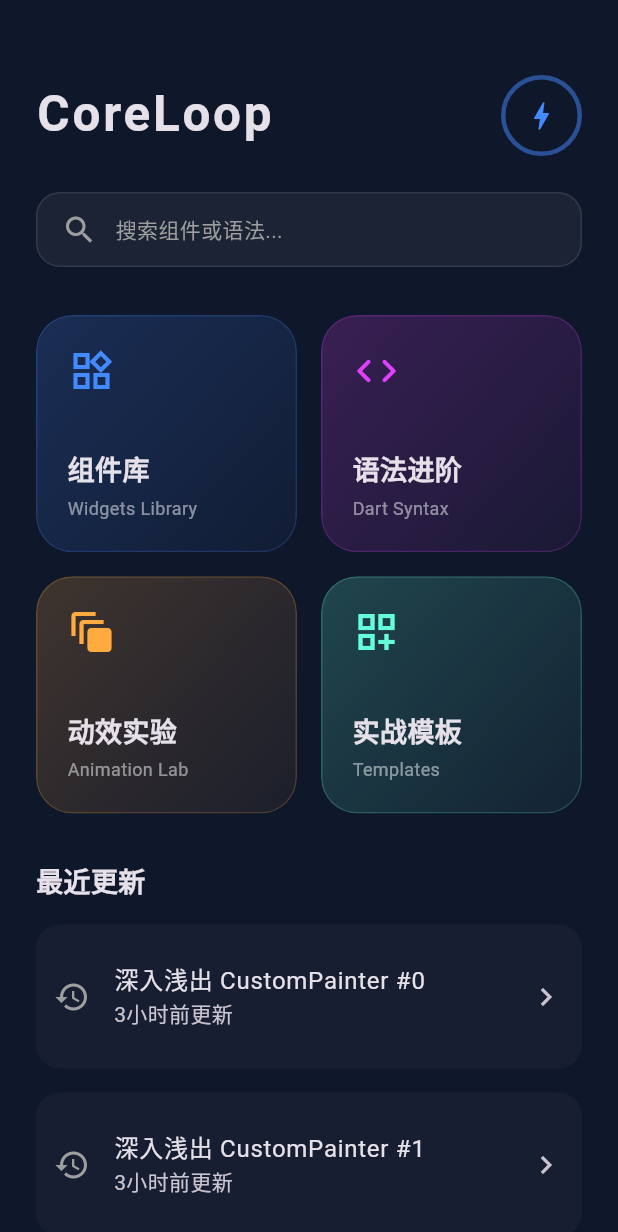
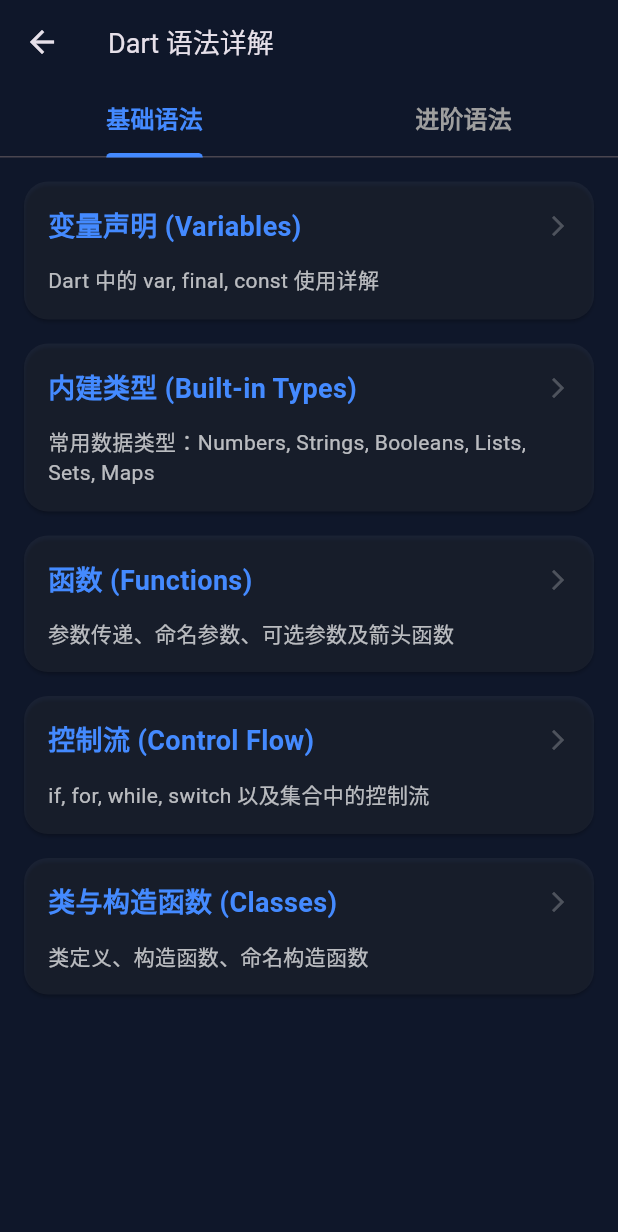
Before and after one commit to K0rol/coreloop-cross-platform, a Flutter app: the screen it shows after launch, after a tap on "语法进阶", on a phone screen of 412 x 824 dp. Shown: the top 1232 px of the screen. Run offline on Flutter 3.47's test engine with Material 3 defaults, Android fonts, the phone set to English and light mode, and no system bars; our stand-ins replace yaml.

Commit message:
语法添加

```diff
--- /dev/null
+++ b/lib/data/syntax_data.dart
@@ -0,0 +1,331 @@
+class SyntaxItem {
+  final String title;
+  final String description;
+  final String detailedExplanation;
+  final String codeExample;
+  final String usageScenario;
+  final bool isBasic;
+
+  const SyntaxItem({
+    required this.title,
+    required this.description,
+    required this.detailedExplanation,
+    required this.codeExample,
+    required this.usageScenario,
+    required this.isBasic,
+  });
+}
+
+final List<SyntaxItem> syntaxData = [
+  // ==================== Basic Syntax ====================
+  const SyntaxItem(
+    title: '变量声明 (Variables)',
+    description: 'Dart 中的 var, final, const 使用详解',
+    isBasic: true,
+    detailedExplanation:
+        'Dart 支持类型推断。\n\n'
+        '1. **var**: 声明变量，类型由首次赋值决定。如果首次赋值后，后续不能改变类型。\n'
+        '2. **final**: 运行时常量。只能赋值一次。通常用于实例变量或通过构造函数初始化的值。\n'
+        '3. **const**: 编译时常量。值必须在编译期确定。const 变量也是 implicit final 的。\n'
+        '4. **dynamic**: 动态类型，可以改变类型，但会失去类型检查，应谨慎使用。',
+    codeExample: '''
+void main() {
+  // var: 类型推断
+  var name = 'Dart';
+  // name = 1; // Error: A value of type 'int' can't be assigned to a variable of type 'String'.
+
+  // final: 运行时常量
+  final now = DateTime.now();
+  // now = DateTime.now(); // Error: The final variable 'now' can only be set once.
+
+  // const: 编译时常量
+  const pi = 3.14159;
+
+  // dynamic: 动态类型
+  dynamic value = 'Hello';
+  value = 123; // OK
+}
+''',
+    usageScenario: '在声明局部变量时首选 `var` 或 `final`。需要不可变性时使用 `final`。如果你知道值在编译时就是固定的（如数学常数、配置项），使用 `const`。',
+  ),
+  const SyntaxItem(
+    title: '内建类型 (Built-in Types)',
+    description: '常用数据类型：Numbers, Strings, Booleans, Lists, Sets, Maps',
+    isBasic: true,
+    detailedExplanation:
+        'Dart 是强类型语言，但也支持类型推断。核心类型包括：\n'
+        '- **int / double**: 数值类型。\n'
+        '- **String**: 字符串，支持插值 (`\$variable`)。\n'
+        '- **bool**: 布尔值 (true/false)。\n'
+        '- **List**: 有序集合 (数组)。\n'
+        '- **Set**: 无序且唯一的集合。\n'
+        '- **Map**: 键值对集合。',
+    codeExample: '''
+void main() {
+  // String interpolation
+  String name = 'World';
+  print('Hello, \$name!');
+
+  // List
+  List<int> numbers = [1, 2, 3];
+  numbers.add(4);
+
+  // Set (unique)
+  Set<String> uniqueNames = {'Alice', 'Bob', 'Alice'};
+  print(uniqueNames.length); // 2
+
+  // Map
+  Map<String, int> scores = {
+    'Math': 90,
+    'English': 85
+  };
+}
+''',
+    usageScenario: '用于存储和操作数据。List 用于有序列表，Set 用于去重，Map 用于键值关联。',
+  ),
+  const SyntaxItem(
+    title: '函数 (Functions)',
+    description: '参数传递、命名参数、可选参数及箭头函数',
+    isBasic: true,
+    detailedExplanation:
+        'Dart 函数是一等公民。\n'
+        '- **位置参数**: 必须按顺序传递。\n'
+        '- **命名参数**: 使用 `{}` 包裹，调用时需指定名称，可读性高，通常配合 `required` 使用。\n'
+        '- **可选位置参数**: 使用 `[]` 包裹。\n'
+        '- **箭头函数**: `=>` 语法用于只有一行表达式的函数。',
+    codeExample: '''
+// 命名参数
+void greet({required String name, String? message}) {
+  print('\$name: \${message ?? "Hello"}');
+}
+
+// 可选位置参数
+String join(String a, [String b = '']) {
+  return a + b;
+}
+
+// 箭头函数
+int add(int a, int b) => a + b;
+
+void main() {
+  greet(name: 'Alice', message: 'Hi');
+  greet(name: 'Bob');
+
+  print(join('A', 'B'));
+  print(add(5, 3));
+}
+''',
+    usageScenario: 'Flutter Widget 的构造函数大量使用命名参数，以提高代码可读性。简单的 getter 或回调函数常使用箭头函数。',
+  ),
+  const SyntaxItem(
+    title: '控制流 (Control Flow)',
+    description: 'if, for, while, switch 以及集合中的控制流',
+    isBasic: true,
+    detailedExplanation:
+        '标准的控制流语句：\n'
+        '- **if-else**: 条件判断。\n'
+        '- **for / for-in**: 循环。\n'
+        '- **while / do-while**: 循环。\n'
+        '- **switch**: 多条件分支。\n\n'
+        'Dart 特有的 **Collection if** 和 **Collection for** 可以在构建 List/Map 时直接使用条件和循环，非常适合构建 UI。',
+    codeExample: '''
+void main() {
+  // Standard loop
+  for (var i = 0; i < 3; i++) {
+    print(i);
+  }
+
+  // Collection if
+  bool isAdmin = true;
+  List<String> menu = [
+    'Home',
+    'Profile',
+    if (isAdmin) 'Admin Panel', // 只有 isAdmin 为 true 时才添加
+  ];
+
+  // Collection for
+  List<int> source = [1, 2, 3];
+  List<String> formatted = [
+    'Header',
+    for (var i in source) 'Item #\$i',
+  ];
+}
+''',
+    usageScenario: '在 Flutter 的 build 方法中，`Collection if` 和 `Collection for` 非常强大，用于根据状态动态构建 Widget 列表。',
+  ),
+  const SyntaxItem(
+    title: '类与构造函数 (Classes)',
+    description: '类定义、构造函数、命名构造函数',
+    isBasic: true,
+    detailedExplanation:
+        'Dart 是面向对象的。\n'
+        '- **构造函数**: 同名函数。\n'
+        '- **命名构造函数**: `Class.name()` 形式。\n'
+        '- **初始化列表**: 在构造函数体运行前初始化实例变量。\n'
+        '- **this**: 指向当前实例。',
+    codeExample: '''
+class Point {
+  final double x;
+  final double y;
+
+  // 标准构造函数 (Syntactic sugar)
+  Point(this.x, this.y);
+
+  // 命名构造函数
+  Point.origin()
+      : x = 0,
+        y = 0; // 初始化列表
+
+  @override
+  String toString() => 'Point(\$x, \$y)';
+}
+
+void main() {
+  var p1 = Point(10, 20);
+  var p2 = Point.origin();
+}
+''',
+    usageScenario: '几乎所有的 Flutter Widget 都是类。理解构造函数对于自定义 Widget 至关重要。',
+  ),
+
+  // ==================== Advanced Syntax ====================
+  const SyntaxItem(
+    title: '空安全 (Null Safety)',
+    description: '?, !, late, required 关键字的使用',
+    isBasic: false,
+    detailedExplanation:
+        'Dart 2.12+ 引入了健全的空安全。\n'
+        '- **String?**: 可空类型，变量可以为 null。\n'
+        '- **String**: 非空类型，变量永远不能为 null。\n'
+        '- **!**: 非空断言，告诉编译器"我知道这个值不为空，请放心"。如果运行时为空会抛出异常。\n'
+        '- **late**: 延迟初始化。承诺在访问前会初始化变量。\n'
+        '- **?.**: 条件访问，如果对象不为空则访问属性，否则返回 null。',
+    codeExample: '''
+class User {
+  String name; // Non-nullable, must be initialized
+  String? nickname; // Nullable
+  late int age; // Late initialization
+
+  User(this.name);
+
+  void setAge(int a) {
+    age = a;
+  }
+}
+
+void main() {
+  String? input = null;
+  // int len = input.length; // Error
+  int? len = input?.length; // Safe, returns null
+
+  // input = 'hello';
+  // int l = input!.length; // Assertion
+}
+''',
+    usageScenario: '避免 "Null Reference Exception"。在定义模型类或处理网络数据（可能缺失字段）时非常重要。',
+  ),
+  const SyntaxItem(
+    title: '异步编程 (Async/Await)',
+    description: 'Future, async, await 处理耗时操作',
+    isBasic: false,
+    detailedExplanation:
+        'Dart 是单线程模型，通过 Event Loop 处理异步任务。\n'
+        '- **Future**: 表示一个未来可能返回的值或错误。\n'
+        '- **async**: 标记函数为异步，返回值自动包装为 Future。\n'
+        '- **await**: 等待 Future 完成并获取结果，只能在 async 函数中使用。',
+    codeExample: '''
+Future<String> fetchUserOrder() async {
+  // 模拟网络延迟
+  await Future.delayed(const Duration(seconds: 2));
+  return 'Cappuccino';
+}
+
+void main() async {
+  print('Fetching order...');
+  try {
+    var order = await fetchUserOrder();
+    print('Order: \$order');
+  } catch (e) {
+    print('Error: \$e');
+  }
+}
+''',
+    usageScenario: '网络请求、文件 I/O、数据库操作等耗时任务必须使用异步处理，以避免阻塞 UI 线程（导致应用卡顿）。',
+  ),
+  const SyntaxItem(
+    title: '流 (Streams)',
+    description: '处理异步事件序列',
+    isBasic: false,
+    detailedExplanation:
+        'Stream 是一系列异步事件的序列（类似管道）。\n'
+        '- **Single subscription**: 只能被监听一次（如文件读取）。\n'
+        '- **Broadcast**: 可以被多个监听者监听（如鼠标事件）。\n'
+        '- **async***: 生成器函数，使用 `yield` 发送数据到 Stream。',
+    codeExample: '''
+Stream<int> countSeconds(int max) async* {
+  for (int i = 1; i <= max; i++) {
+    await Future.delayed(const Duration(seconds: 1));
+    yield i;
+  }
+}
+
+void main() async {
+  // 监听流
+  await for (final tick in countSeconds(3)) {
+    print('\$tick seconds passed');
+  }
+}
+''',
+    usageScenario: 'WebSocket 连接、定时器、用户输入事件流。Flutter 中的 `StreamBuilder` Widget 专门用于根据 Stream 的最新数据重建 UI。',
+  ),
+  const SyntaxItem(
+    title: '混入 (Mixins)',
+    description: '使用 with 关键字复用类代码',
+    isBasic: false,
+    detailedExplanation:
+        'Mixin 是一种在多个类层次结构中复用类代码的方法。\n'
+        '使用 `mixin` 关键字定义，使用 `with` 关键字混入。\n'
+        'Mixin 不能有构造函数，也不能实例化。',
+    codeExample: '''
+mixin Musical {
+  void play() {
+    print('Playing music...');
+  }
+}
+
+class Performer {}
+
+class Musician extends Performer with Musical {
+  // Musician 拥有了 play 方法
+}
+
+void main() {
+  var m = Musician();
+  m.play();
+}
+''',
+    usageScenario: '当你想在不同类之间共享行为（如动画控制 `SingleTickerProviderStateMixin`），但这些类不共享父类时使用。',
+  ),
+  const SyntaxItem(
+    title: '扩展方法 (Extensions)',
+    description: '向现有库添加功能',
+    isBasic: false,
+    detailedExplanation:
+        'Extension methods 允许你向已有的类（甚至是你无法修改的第三方库的类）添加方法。\n'
+        '使用 `extension on` 语法。',
+    codeExample: '''
+extension NumberParsing on String {
+  int parseInt() {
+    return int.parse(this);
+  }
+}
+
+void main() {
+  String s = "42";
+  // 直接在 String 对象上调用新方法
+  print(s.parseInt() + 10);
+}
+''',
+    usageScenario: '为 String 添加验证方法（如 `isEmail`），或为 Widget 添加快捷构建方法（如 `padding` 扩展）。',
+  ),
+];
--- a/lib/main.dart
+++ b/lib/main.dart
@@ -1,6 +1,7 @@
 import 'package:flutter/material.dart';
 import 'dart:ui';
 
+import 'pages/syntax_detail_page.dart';
 import 'pages/widget_detail_page.dart';
 
 void main() => runApp(const CoreLoopApp());
@@ -107,7 +108,7 @@
                       subtitle: "Dart Syntax",
                       icon: Icons.code_rounded,
                       color: Colors.purpleAccent,
-                      onTap: () {},
+                      onTap: () => _navigateToSyntaxDetail(context, "Syntax"),
                     ),
                     _buildMainCard(
                       title: "动效实验",
@@ -240,4 +241,12 @@
       MaterialPageRoute(builder: (context) => WidgetDetailPage(title: title)),
     );
   }
+
+  void _navigateToSyntaxDetail(BuildContext context, String title) {
+    // 实际项目中跳转二级页面
+    Navigator.push(
+      context,
+      MaterialPageRoute(builder: (context) => SyntaxDetailPage(title: title)),
+    );
+  }
 }
--- /dev/null
+++ b/lib/pages/syntax_detail_page.dart
@@ -0,0 +1,314 @@
+import 'package:clcrossplatform/data/syntax_data.dart';
+import 'package:clcrossplatform/widgets/syntax_highlight_widget.dart';
+import 'package:flutter/material.dart';
+import 'package:flutter/services.dart';
+
+class SyntaxDetailPage extends StatefulWidget {
+  final String title;
+
+  const SyntaxDetailPage({super.key, required this.title});
+
+  @override
+  State<SyntaxDetailPage> createState() => _SyntaxDetailPageState();
+}
+
+class _SyntaxDetailPageState extends State<SyntaxDetailPage> {
+  @override
+  Widget build(BuildContext context) {
+    return DefaultTabController(
+      length: 2,
+      child: Scaffold(
+        appBar: AppBar(
+          title: const Text("Dart 语法详解", style: TextStyle(fontSize: 18)),
+          backgroundColor: const Color(0xFF0F172A),
+          elevation: 0,
+          bottom: const TabBar(
+            indicatorColor: Colors.blueAccent,
+            indicatorWeight: 3,
+            labelColor: Colors.blueAccent,
+            unselectedLabelColor: Colors.grey,
+            labelStyle: TextStyle(fontWeight: FontWeight.bold, fontSize: 16),
+            tabs: [
+              Tab(text: "基础语法"),
+              Tab(text: "进阶语法"),
+            ],
+          ),
+        ),
+        body: TabBarView(
+          children: [
+            _buildSyntaxList(isBasic: true),
+            _buildSyntaxList(isBasic: false),
+          ],
+        ),
+      ),
+    );
+  }
+
+  Widget _buildSyntaxList({required bool isBasic}) {
+    final list = syntaxData.where((item) => item.isBasic == isBasic).toList();
+
+    if (list.isEmpty) {
+      return const Center(
+        child: Text("暂无数据", style: TextStyle(color: Colors.grey)),
+      );
+    }
+
+    return LayoutBuilder(
+      builder: (context, constraints) {
+        // Desktop / Wide Web Layout
+        if (constraints.maxWidth > 900) {
+          return GridView.builder(
+            padding: const EdgeInsets.all(24),
+            gridDelegate: const SliverGridDelegateWithMaxCrossAxisExtent(
+              maxCrossAxisExtent: 500,
+              mainAxisSpacing: 16,
+              crossAxisSpacing: 16,
+              childAspectRatio: 2.0,
+            ),
+            itemCount: list.length,
+            itemBuilder: (context, index) {
+              return _itemWidget(list[index], isGrid: true);
+            },
+          );
+        }
+
+        // Mobile / Tablet Layout
+        return ListView.builder(
+          padding: const EdgeInsets.all(16),
+          itemCount: list.length,
+          itemBuilder: (context, index) {
+            return _itemWidget(list[index]);
+          },
+        );
+      },
+    );
+  }
+
+  Widget _itemWidget(SyntaxItem item, {bool isGrid = false}) {
+    return Card(
+      color: Colors.white.withValues(alpha: 0.05),
+      shape: RoundedRectangleBorder(borderRadius: BorderRadius.circular(16)),
+      margin: isGrid ? EdgeInsets.zero : const EdgeInsets.only(bottom: 16),
+      child: InkWell(
+        onTap: () => _showDetail(context, item),
+        borderRadius: BorderRadius.circular(16),
+        child: Padding(
+          padding: const EdgeInsets.all(16),
+          child: Column(
+            crossAxisAlignment: CrossAxisAlignment.start,
+            children: [
+              Row(
+                mainAxisAlignment: MainAxisAlignment.spaceBetween,
+                children: [
+                  Expanded(
+                    child: Text(
+                      item.title,
+                      style: const TextStyle(
+                        fontSize: 18,
+                        fontWeight: FontWeight.bold,
+                        color: Colors.blueAccent,
+                      ),
+                    ),
+                  ),
+                  const Icon(
+                    Icons.arrow_forward_ios,
+                    color: Colors.white24,
+                    size: 16,
+                  ),
+                ],
+              ),
+              const SizedBox(height: 12),
+              Text(
+                item.description,
+                style: const TextStyle(fontSize: 14, color: Colors.white70),
+                maxLines: 2,
+                overflow: TextOverflow.ellipsis,
+              ),
+            ],
+          ),
+        ),
+      ),
+    );
+  }
+
+  void _showDetail(BuildContext context, SyntaxItem item) {
+    // Web / Desktop: Use Dialog
+    if (MediaQuery.of(context).size.width > 800) {
+      showDialog(
+        context: context,
+        builder: (context) {
+          return Dialog(
+            backgroundColor: const Color(0xFF1E293B),
+            shape: RoundedRectangleBorder(
+              borderRadius: BorderRadius.circular(24),
+            ),
+            child: SizedBox(
+              width: 900,
+              height: 700,
+              child: _buildDetailContent(context, item, isDialog: true),
+            ),
+          );
+        },
+      );
+      return;
+    }
+
+    // Mobile: Use BottomSheet
+    showModalBottomSheet(
+      context: context,
+      isScrollControlled: true,
+      backgroundColor: const Color(0xFF1E293B),
+      shape: const RoundedRectangleBorder(
+        borderRadius: BorderRadius.vertical(top: Radius.circular(24)),
+      ),
+      builder: (context) {
+        return SizedBox(
+          height: MediaQuery.of(context).size.height * 0.9,
+          child: _buildDetailContent(context, item, isDialog: false),
+        );
+      },
+    );
+  }
+
+  Widget _buildDetailContent(
+    BuildContext context,
+    SyntaxItem item, {
+    required bool isDialog,
+  }) {
+    return Column(
+      children: [
+        // Header
+        Padding(
+          padding: const EdgeInsets.all(24),
+          child: Row(
+            mainAxisAlignment: MainAxisAlignment.spaceBetween,
+            children: [
+              Expanded(
+                child: Text(
+                  item.title,
+                  style: const TextStyle(
+                    fontSize: 20,
+                    fontWeight: FontWeight.bold,
+                    color: Colors.white,
+                  ),
+                ),
+              ),
+              IconButton(
+                icon: const Icon(Icons.close, color: Colors.white70),
+                onPressed: () => Navigator.pop(context),
+              )
+            ],
+          ),
+        ),
+        const Divider(height: 1, color: Colors.white10),
+
+        // Content
+        Expanded(
+          child: SingleChildScrollView(
+            padding: const EdgeInsets.all(24),
+            child: Column(
+              crossAxisAlignment: CrossAxisAlignment.start,
+              children: [
+                _buildSectionTitle("详细解释"),
+                const SizedBox(height: 8),
+                Text(
+                  item.detailedExplanation,
+                  style: const TextStyle(
+                    fontSize: 16,
+                    color: Colors.white70,
+                    height: 1.6,
+                  ),
+                ),
+                const SizedBox(height: 24),
+                _buildSectionTitle("代码演示"),
+                const SizedBox(height: 8),
+                Container(
+                  width: double.infinity,
+                  padding: const EdgeInsets.all(16),
+                  decoration: BoxDecoration(
+                    color: Colors.black26,
+                    borderRadius: BorderRadius.circular(12),
+                    border: Border.all(color: Colors.white10),
+                  ),
+                  child: Stack(
+                    children: [
+                      SyntaxHighlightWidget(item.codeExample),
+                      Positioned(
+                        right: 0,
+                        top: 0,
+                        child: IconButton(
+                          icon: const Icon(
+                            Icons.copy_rounded,
+                            color: Colors.grey,
+                            size: 20,
+                          ),
+                          onPressed: () {
+                            Clipboard.setData(
+                              ClipboardData(text: item.codeExample),
+                            );
+                            ScaffoldMessenger.of(context).showSnackBar(
+                              const SnackBar(
+                                content: Text("代码已复制到剪贴板"),
+                                behavior: SnackBarBehavior.floating,
+                                duration: Duration(seconds: 1),
+                              ),
+                            );
+                          },
+                        ),
+                      ),
+                    ],
+                  ),
+                ),
+                const SizedBox(height: 24),
+                _buildSectionTitle("使用场景"),
+                const SizedBox(height: 8),
+                Container(
+                  width: double.infinity,
+                  padding: const EdgeInsets.all(16),
+                  decoration: BoxDecoration(
+                    color: Colors.blueAccent.withValues(alpha: 0.1),
+                    borderRadius: BorderRadius.circular(12),
+                    border: Border.all(
+                      color: Colors.blueAccent.withValues(alpha: 0.3),
+                    ),
+                  ),
+                  child: Row(
+                    crossAxisAlignment: CrossAxisAlignment.start,
+                    children: [
+                      const Icon(
+                        Icons.lightbulb_outline,
+                        color: Colors.blueAccent,
+                      ),
+                      const SizedBox(width: 12),
+                      Expanded(
+                        child: Text(
+                          item.usageScenario,
+                          style: const TextStyle(
+                            fontSize: 15,
+                            color: Colors.blueAccent,
+                            height: 1.5,
+                          ),
+                        ),
+                      ),
+                    ],
+                  ),
+                ),
+              ],
+            ),
+          ),
+        ),
+      ],
+    );
+  }
+
+  Widget _buildSectionTitle(String title) {
+    return Text(
+      title,
+      style: const TextStyle(
+        fontSize: 16,
+        fontWeight: FontWeight.bold,
+        color: Colors.greenAccent,
+      ),
+    );
+  }
+}
```
